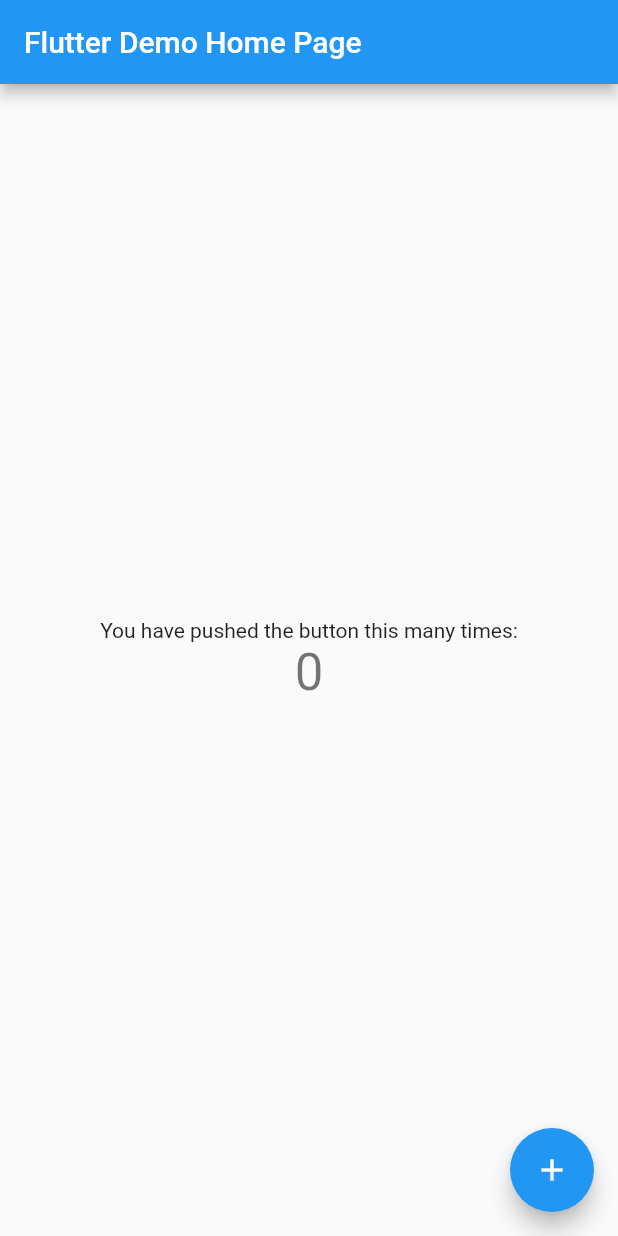
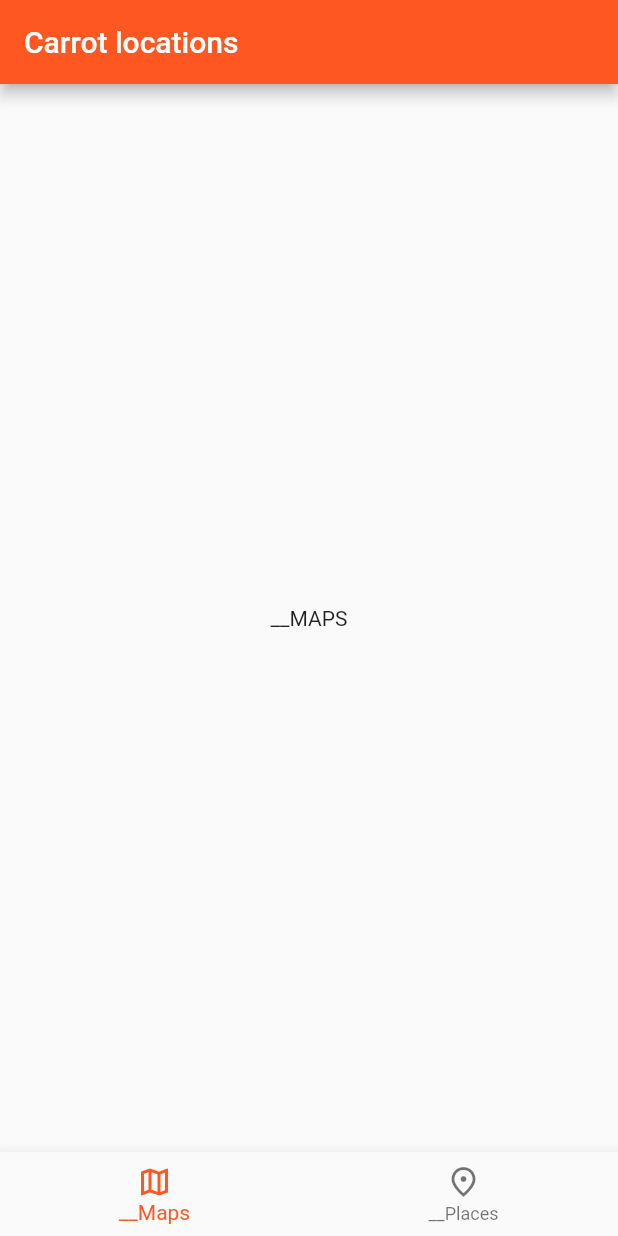
Before and after one commit to jsgalarraga/carrot_app, a Flutter app: the screen it shows after launch, on a phone screen of 412 x 824 dp. Run offline on Flutter 3.47's test engine with Material 2 defaults, Android fonts, the phone set to English and light mode, and no system bars.

Commit message:
pages structure

```diff
--- a/lib/main.dart
+++ b/lib/main.dart
@@ -1,3 +1,4 @@
+import 'package:carrot_app/pages/root_page.dart';
 import 'package:flutter/material.dart';
 
 void main() {
@@ -9,105 +10,11 @@ class MyApp extends StatelessWidget {
   @override
   Widget build(BuildContext context) {
     return MaterialApp(
-      title: 'Flutter Demo',
+      title: 'Carrot Locations',
       theme: ThemeData(
-        // This is the theme of your application.
-        //
-        // Try running your application with "flutter run". You'll see the
-        // application has a blue toolbar. Then, without quitting the app, try
-        // changing the primarySwatch below to Colors.green and then invoke
-        // "hot reload" (press "r" in the console where you ran "flutter run",
-        // or simply save your changes to "hot reload" in a Flutter IDE).
-        // Notice that the counter didn't reset back to zero; the application
-        // is not restarted.
-        primarySwatch: Colors.blue,
+        primarySwatch: Colors.deepOrange,
       ),
-      home: MyHomePage(title: 'Flutter Demo Home Page'),
+      home: MyHomePage(title: 'Carrot locations'),
     );
   }
 }
-
-class MyHomePage extends StatefulWidget {
-  MyHomePage({Key? key, required this.title}) : super(key: key);
-
-  // This widget is the home page of your application. It is stateful, meaning
-  // that it has a State object (defined below) that contains fields that affect
-  // how it looks.
-
-  // This class is the configuration for the state. It holds the values (in this
-  // case the title) provided by the parent (in this case the App widget) and
-  // used by the build method of the State. Fields in a Widget subclass are
-  // always marked "final".
-
-  final String title;
-
-  @override
-  _MyHomePageState createState() => _MyHomePageState();
-}
-
-class _MyHomePageState extends State<MyHomePage> {
-  int _counter = 0;
-
-  void _incrementCounter() {
-    setState(() {
-      // This call to setState tells the Flutter framework that something has
-      // changed in this State, which causes it to rerun the build method below
-      // so that the display can reflect the updated values. If we changed
-      // _counter without calling setState(), then the build method would not be
-      // called again, and so nothing would appear to happen.
-      _counter++;
-    });
-  }
-
-  @override
-  Widget build(BuildContext context) {
-    // This method is rerun every time setState is called, for instance as done
-    // by the _incrementCounter method above.
-    //
-    // The Flutter framework has been optimized to make rerunning build methods
-    // fast, so that you can just rebuild anything that needs updating rather
-    // than having to individually change instances of widgets.
-    return Scaffold(
-      appBar: AppBar(
-        // Here we take the value from the MyHomePage object that was created by
-        // the App.build method, and use it to set our appbar title.
-        title: Text(widget.title),
-      ),
-      body: Center(
-        // Center is a layout widget. It takes a single child and positions it
-        // in the middle of the parent.
-        child: Column(
-          // Column is also a layout widget. It takes a list of children and
-          // arranges them vertically. By default, it sizes itself to fit its
-          // children horizontally, and tries to be as tall as its parent.
-          //
-          // Invoke "debug painting" (press "p" in the console, choose the
-          // "Toggle Debug Paint" action from the Flutter Inspector in Android
-          // Studio, or the "Toggle Debug Paint" command in Visual Studio Code)
-          // to see the wireframe for each widget.
-          //
-          // Column has various properties to control how it sizes itself and
-          // how it positions its children. Here we use mainAxisAlignment to
-          // center the children vertically; the main axis here is the vertical
-          // axis because Columns are vertical (the cross axis would be
-          // horizontal).
-          mainAxisAlignment: MainAxisAlignment.center,
-          children: <Widget>[
-            Text(
-              'You have pushed the button this many times:',
-            ),
-            Text(
-              '$_counter',
-              style: Theme.of(context).textTheme.headline4,
-            ),
-          ],
-        ),
-      ),
-      floatingActionButton: FloatingActionButton(
-        onPressed: _incrementCounter,
-        tooltip: 'Increment',
-        child: Icon(Icons.add),
-      ), // This trailing comma makes auto-formatting nicer for build methods.
-    );
-  }
-}
--- /dev/null
+++ b/lib/pages/maps_page.dart
@@ -0,0 +1,12 @@
+import 'package:flutter/material.dart';
+
+class MapsPage extends StatelessWidget {
+  const MapsPage({Key? key}) : super(key: key);
+
+  @override
+  Widget build(BuildContext context) {
+    return Center(
+      child: Text('__MAPS'),
+    );
+  }
+}
--- /dev/null
+++ b/lib/pages/places_page.dart
@@ -0,0 +1,12 @@
+import 'package:flutter/material.dart';
+
+class PlacesPage extends StatelessWidget {
+  const PlacesPage({Key? key}) : super(key: key);
+
+  @override
+  Widget build(BuildContext context) {
+    return Center(
+      child: Text('__PLACES'),
+    );
+  }
+}
--- /dev/null
+++ b/lib/pages/root_page.dart
@@ -0,0 +1,50 @@
+import 'package:carrot_app/pages/maps_page.dart';
+import 'package:carrot_app/pages/places_page.dart';
+import 'package:flutter/material.dart';
+
+class MyHomePage extends StatefulWidget {
+  MyHomePage({Key? key, required this.title}) : super(key: key);
+
+  final String title;
+
+  @override
+  _MyHomePageState createState() => _MyHomePageState();
+}
+
+class _MyHomePageState extends State<MyHomePage> {
+  int _selectedIndex = 0;
+  List<Widget> _pages = <Widget>[
+    MapsPage(),
+    PlacesPage()
+  ];
+
+  void _onNavBarItemTap(int index) {
+    setState(() {
+      _selectedIndex = index;
+    });
+  }
+
+  @override
+  Widget build(BuildContext context) {
+    return Scaffold(
+      appBar: AppBar(
+        title: Text(widget.title),
+      ),
+      body: _pages[_selectedIndex],
+      bottomNavigationBar: BottomNavigationBar(
+        currentIndex: _selectedIndex,
+        onTap: _onNavBarItemTap,
+        items: const <BottomNavigationBarItem>[
+          BottomNavigationBarItem(
+            icon: Icon(Icons.map_outlined),
+            label: '__Maps',
+          ),
+          BottomNavigationBarItem(
+            icon: Icon(Icons.place_outlined),
+            label: '__Places',
+          ),
+        ],
+      ),
+    );
+  }
+}
```
